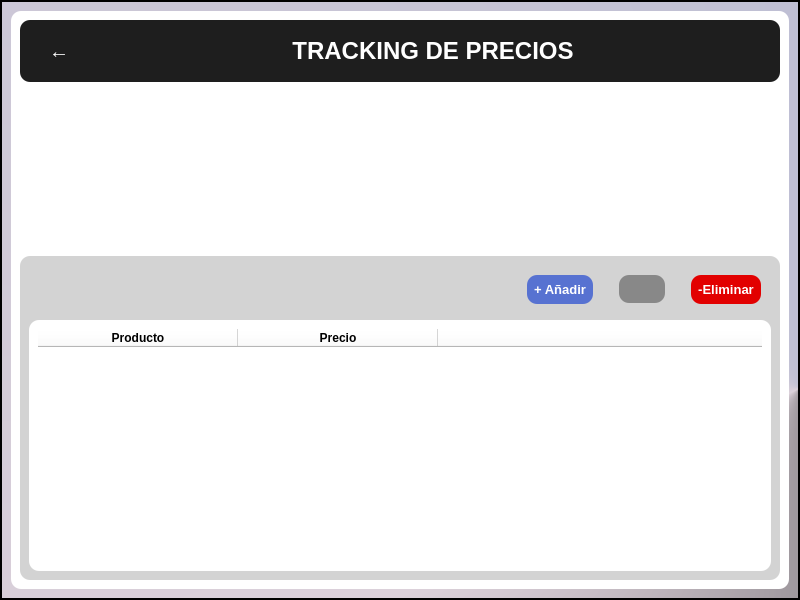
This is Interfaz/gui/Tracking_GMG.ui in 50DayEmpire/Tracking_Precios as Qt 5 draws it before an edit. The edited form follows.
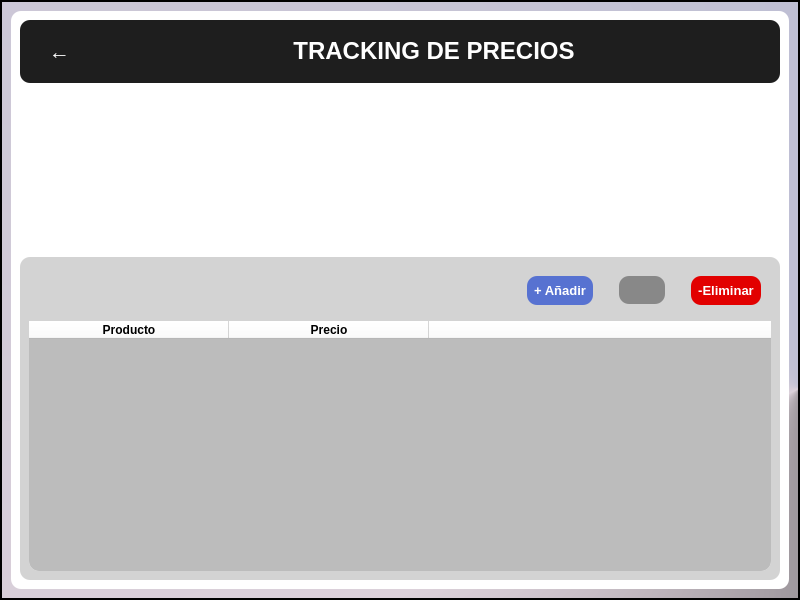
This is the edited form. Icons and pictures are not drawn.

Diff of the .ui file:
```diff
--- a/Interfaz/gui/Tracking_GMG.ui
+++ b/Interfaz/gui/Tracking_GMG.ui
@@ -139,7 +139,7 @@
                    <widget class="QPushButton" name="btnatras">
                     <property name="font">
                      <font>
-                      <pointsize>1</pointsize>
+                      <pointsize>16</pointsize>
                       <bold>true</bold>
                      </font>
                     </property>
@@ -155,7 +155,7 @@
         border: none; 
         color: #fff; 
         padding: 10px 20px;
-        font-size: 20px;
+  
         font-weight: bold; 
 }</string>
                     </property>
@@ -421,6 +421,21 @@
                      <enum>QFrame::Raised</enum>
                     </property>
                     <layout class="QVBoxLayout" name="verticalLayout_5">
+                     <property name="spacing">
+                      <number>0</number>
+                     </property>
+                     <property name="leftMargin">
+                      <number>0</number>
+                     </property>
+                     <property name="topMargin">
+                      <number>0</number>
+                     </property>
+                     <property name="rightMargin">
+                      <number>0</number>
+                     </property>
+                     <property name="bottomMargin">
+                      <number>0</number>
+                     </property>
                      <item>
                       <widget class="QTableWidget" name="tableWidget">
                        <property name="sizePolicy">
@@ -434,7 +449,7 @@
                        </property>
                        <property name="styleSheet">
                         <string notr="true">QTableWidget{
-	background-color: rgb(255,255,255);
+	background-color: rgb(188, 188, 188);
 }
 
 QScrollBar:vertical {
```
